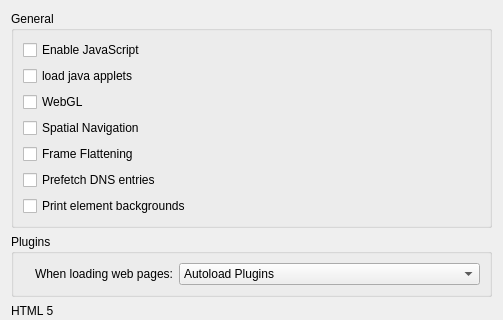
Before: the Qt Designer form src/settings/settings_webkit.ui in KDE/rekonq, drawn with Qt 5; both pictures show x 0 to 503 and y 0 to 320 of the 503 by 514 pixel window.
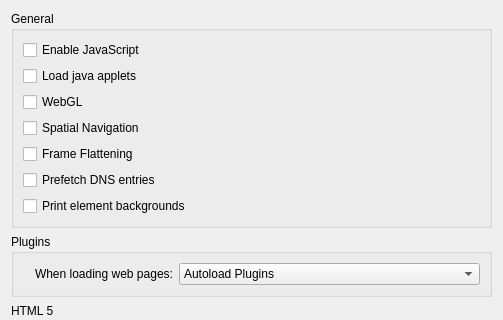
After: the same form once the commit is applied. Custom widgets are drawn as their Qt base class.

```diff
--- a/src/settings/settings_webkit.ui
+++ b/src/settings/settings_webkit.ui
@@ -33,7 +33,7 @@
       <item>
        <widget class="QCheckBox" name="kcfg_javaEnabled">
         <property name="text">
-         <string>load java applets</string>
+         <string>Load java applets</string>
         </property>
        </widget>
       </item>
```
